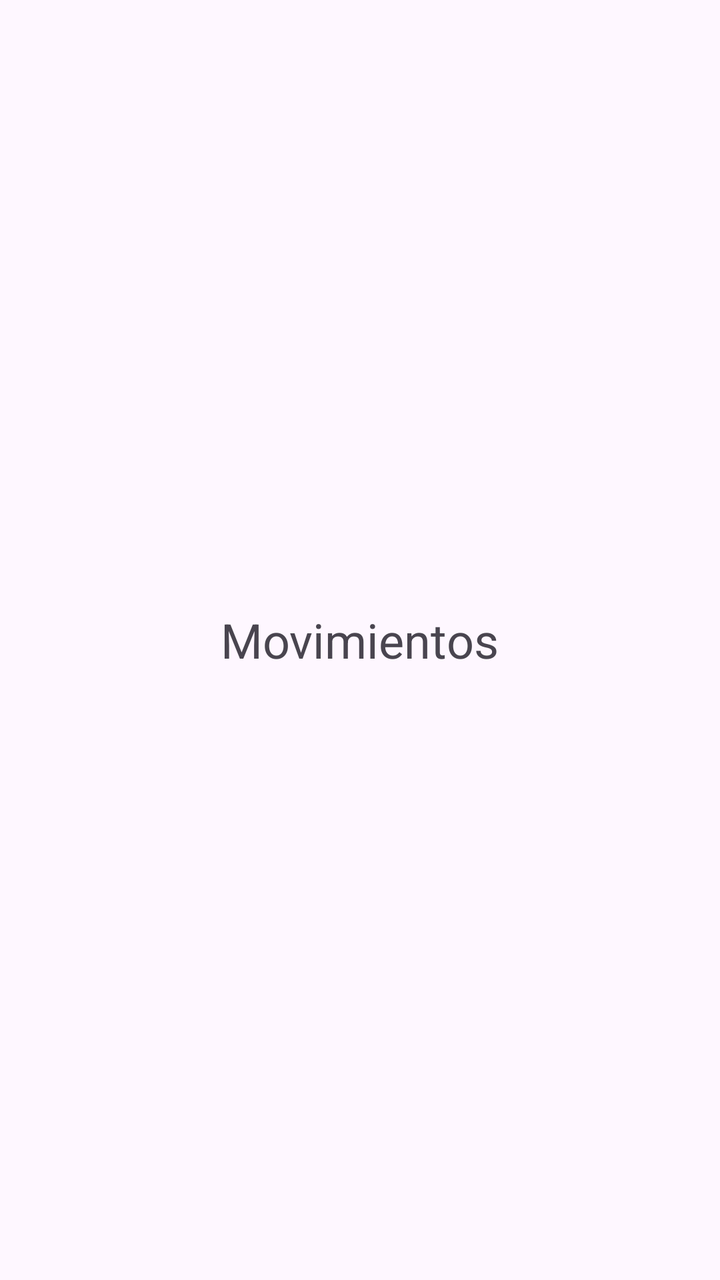
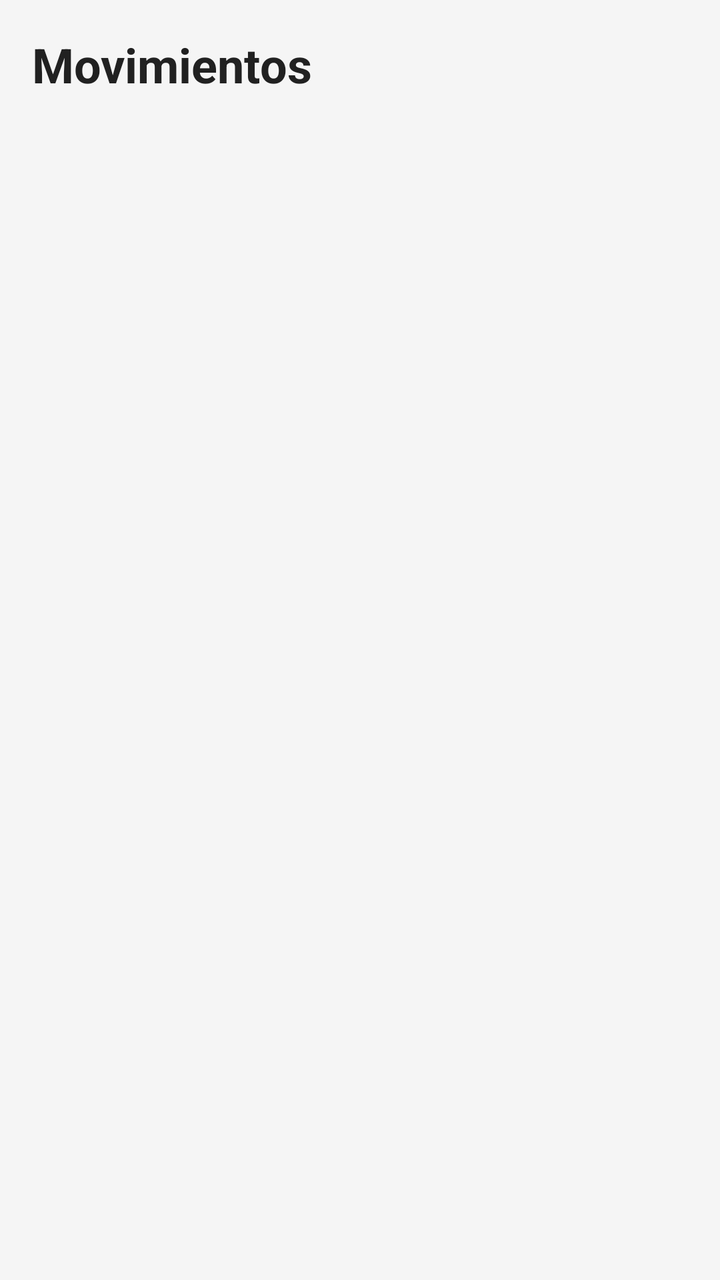

An Android layout rendered at two revisions. The XML below is the earlier revision; the diff shows what the commit changed to produce the second picture.
<!-- AndroidManifest.xml: application theme Theme.Zentryc -->
<!-- res/layout/fragment_transactions.xml -->
<?xml version="1.0" encoding="utf-8"?>
<FrameLayout xmlns:android="http://schemas.android.com/apk/res/android"
    android:layout_width="match_parent"
    android:layout_height="match_parent">
    <TextView
        android:layout_width="wrap_content"
        android:layout_height="wrap_content"
        android:layout_gravity="center"
        android:text="Movimientos"
        android:textSize="24sp" />
</FrameLayout>
<!-- resources referenced by this layout -->
<resources>
  <style name="Theme.Zentryc" parent="Base.Theme.Zentryc" />
  <style name="Base.Theme.Zentryc" parent="Theme.Material3.DayNight.NoActionBar">
          
          
      </style>
</resources>

<!-- the commit's change to res/layout/fragment_transactions.xml (unified diff, before → after) -->
@@ -1,11 +1,45 @@
 <?xml version="1.0" encoding="utf-8"?>
-<FrameLayout xmlns:android="http://schemas.android.com/apk/res/android"
+<androidx.constraintlayout.widget.ConstraintLayout
+    xmlns:android="http://schemas.android.com/apk/res/android"
+    xmlns:app="http://schemas.android.com/apk/res-auto"
     android:layout_width="match_parent"
-    android:layout_height="match_parent">
+    android:layout_height="match_parent"
+    android:background="#F5F5F5">
+
     <TextView
+        android:id="@+id/tvTitle"
         android:layout_width="wrap_content"
         android:layout_height="wrap_content"
-        android:layout_gravity="center"
         android:text="Movimientos"
-        android:textSize="24sp" />
-</FrameLayout>
+        android:textSize="24sp"
+        android:textStyle="bold"
+        android:textColor="#212121"
+        android:layout_marginStart="16dp"
+        android:layout_marginTop="16dp"
+        app:layout_constraintTop_toTopOf="parent"
+        app:layout_constraintStart_toStartOf="parent" />
+
+    <TextView
+        android:id="@+id/tvEmpty"
+        android:layout_width="wrap_content"
+        android:layout_height="wrap_content"
+        android:text="No hay movimientos aún"
+        android:textSize="16sp"
+        android:textColor="#9E9E9E"
+        android:visibility="gone"
+        app:layout_constraintTop_toTopOf="parent"
+        app:layout_constraintBottom_toBottomOf="parent"
+        app:layout_constraintStart_toStartOf="parent"
+        app:layout_constraintEnd_toEndOf="parent" />
+
+    <androidx.recyclerview.widget.RecyclerView
+        android:id="@+id/recyclerTransactions"
+        android:layout_width="match_parent"
+        android:layout_height="0dp"
+        android:layout_marginTop="8dp"
+        app:layout_constraintTop_toBottomOf="@id/tvTitle"
+        app:layout_constraintBottom_toBottomOf="parent"
+        app:layout_constraintStart_toStartOf="parent"
+        app:layout_constraintEnd_toEndOf="parent" />
+
+</androidx.constraintlayout.widget.ConstraintLayout>
